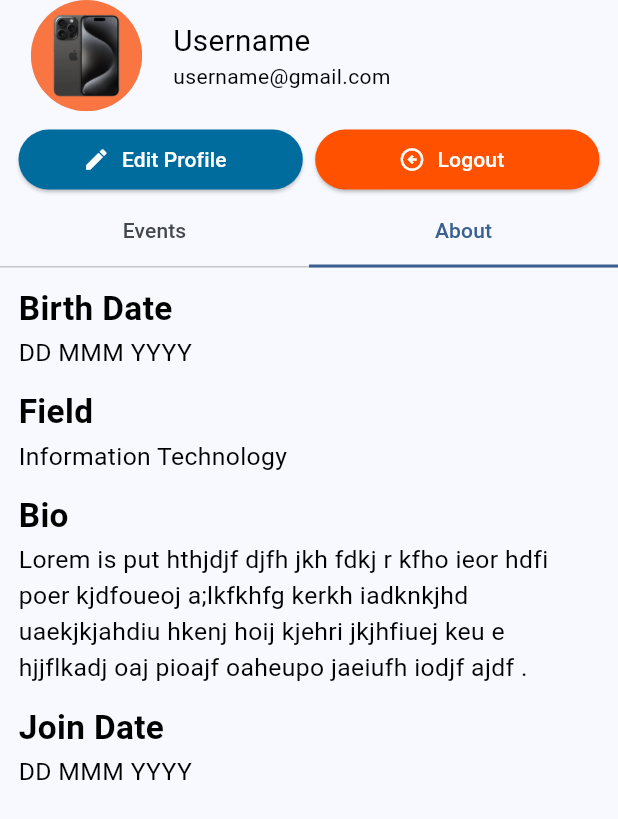
After one commit to NMParmarr/TM033, a Flutter app: the ProfileScreen screen opened directly, tab 2 chosen, on a phone screen of 412 x 824 dp. The commit adds this screen. Shown: the top 819 px of the screen. Run offline on Flutter 3.47's test engine with Material 3 defaults, Android fonts, the phone set to English and light mode, and no system bars; our stand-ins replace another_flushbar, connectivity_plus, dio, firebase_core, fluttertoast, get_it and 2 more; accounts and stored records are empty; Roboto replaces fonts that are missing (Philosopher).

Commit message:
profile screen

```diff
--- a/lib/views/user_module/home_screen.dart
+++ b/lib/views/user_module/home_screen.dart
@@ -40,15 +40,15 @@ class _HomeScreenState extends State<HomeScreen> {
           ),
           VGap(1.h),
           Padding(
-            padding:EdgeInsets.symmetric(horizontal: 3.w),
+            padding: EdgeInsets.symmetric(horizontal: 3.w),
             child: Container(
               height: 5.h,
               decoration: BoxDecoration(
-                borderRadius: BorderRadius.circular(15),
+                borderRadius: BorderRadius.circular(10),
                 color: AppColor.tabbarBg,
               ),
               child: TabBar(
-                  splashBorderRadius: BorderRadius.circular(15),
+                  splashBorderRadius: BorderRadius.circular(10),
                   isScrollable: true,
                   dividerHeight: 0,
                   tabAlignment: TabAlignment.start,
@@ -59,7 +59,7 @@ class _HomeScreenState extends State<HomeScreen> {
                   indicatorSize: TabBarIndicatorSize.tab,
                   indicator: BoxDecoration(
                     color: AppColor.primary,
-                    borderRadius: BorderRadius.circular(13),
+                    borderRadius: BorderRadius.circular(8),
                   ),
                   tabs: List.generate(eventTypes.length,
                       (index) => Tab(text: eventTypes[index]))),
--- /dev/null
+++ b/lib/views/user_module/joined_events_screen.dart
@@ -0,0 +1,37 @@
+import 'package:eventflow/utils/gap.dart';
+import 'package:eventflow/utils/size_config.dart';
+import 'package:eventflow/views/user_module/event_list.dart';
+import 'package:flutter/material.dart';
+import 'package:google_fonts/google_fonts.dart';
+
+class JoinedEventsScreen extends StatefulWidget {
+  const JoinedEventsScreen({super.key});
+
+  @override
+  State<JoinedEventsScreen> createState() => _JoinedEventsScreenState();
+}
+
+class _JoinedEventsScreenState extends State<JoinedEventsScreen> {
+  @override
+  Widget build(BuildContext context) {
+    return Scaffold(
+      body: DefaultTabController(
+        length: 2,
+        child: Column(children: [
+          TabBar(
+            labelStyle: GoogleFonts.philosopher(),
+            indicatorSize: TabBarIndicatorSize.tab,
+            tabs: [
+            Tab(text: "Upcoming"),
+            Tab(text: "Past"),
+          ]),
+          VGap(2.h),
+          Expanded(child: TabBarView(children: [
+            EventsList(),
+            EventsList(),
+          ],))
+        ]),
+      ),
+    );
+  }
+}
--- a/lib/views/user_module/main_home_screen.dart
+++ b/lib/views/user_module/main_home_screen.dart
@@ -2,9 +2,12 @@ import 'package:eventflow/utils/constants/color_constants.dart';
 import 'package:eventflow/utils/text.dart';
 import 'package:eventflow/viewmodels/providers/home_provider.dart';
 import 'package:eventflow/views/user_module/home_screen.dart';
+import 'package:eventflow/views/user_module/profile_screen.dart';
 import 'package:flutter/material.dart';
 import 'package:flutter/services.dart';
 import 'package:provider/provider.dart';
+
+import 'joined_events_screen.dart';
 
 class MainHomeScren extends StatefulWidget {
   const MainHomeScren({super.key});
@@ -15,10 +18,9 @@ class MainHomeScren extends StatefulWidget {
 
 class _MainHomeScrenState extends State<MainHomeScren> {
   List<Widget> screens = <Widget>[
-    // Container(child: Center(child: Txt("Home"))),
     HomeScreen(),
-    Container(child: Center(child: Txt("Joined"))),
-    Container(child: Center(child: Txt("Profile"))),
+    JoinedEventsScreen(),
+    ProfileScreen(),
   ];
 
   @override
--- /dev/null
+++ b/lib/views/user_module/profile_screen.dart
@@ -0,0 +1,157 @@
+import 'package:eventflow/utils/constants/color_constants.dart';
+import 'package:eventflow/utils/constants/image_constants.dart';
+import 'package:eventflow/utils/gap.dart';
+import 'package:eventflow/utils/size_config.dart';
+import 'package:eventflow/utils/text.dart';
+import 'package:eventflow/views/user_module/event_list.dart';
+import 'package:flutter/material.dart';
+import 'package:google_fonts/google_fonts.dart';
+
+class ProfileScreen extends StatefulWidget {
+  const ProfileScreen({super.key});
+
+  @override
+  State<ProfileScreen> createState() => _ProfileScreenState();
+}
+
+class _ProfileScreenState extends State<ProfileScreen> {
+  @override
+  Widget build(BuildContext context) {
+    return Scaffold(
+      body: DefaultTabController(
+        length: 2,
+        child: Column(children: [
+          Padding(
+            padding: EdgeInsets.symmetric(horizontal: 5.w),
+            child: Row(
+              children: [
+                CircleAvatar(
+                  radius: 9.w,
+                  backgroundImage: AssetImage(Images.sampleImage),
+                ),
+                HGap(5.w),
+                Column(
+                  mainAxisAlignment: MainAxisAlignment.center,
+                  crossAxisAlignment: CrossAxisAlignment.start,
+                  children: [
+                    Txt("Username", textColor: Colors.black, fontsize: 2.4.t),
+                    Txt("username@gmail.com",
+                        textColor: Colors.black, fontsize: 1.7.t)
+                  ],
+                )
+              ],
+            ),
+          ),
+          VGap(1.h),
+          Padding(
+            padding: EdgeInsets.symmetric(horizontal: 3.w),
+            child: Row(
+              children: [
+                Expanded(
+                    child: ElevatedButton.icon(
+                        style: ElevatedButton.styleFrom(
+                          backgroundColor: AppColor.primary,
+                        ),
+                        onPressed: () {},
+                        icon: Icon(
+                          Icons.edit,
+                          color: Colors.white,
+                        ),
+                        label: Txt(
+                          "Edit Profile",
+                          textColor: Colors.white,
+                        ))),
+                HGap(2.w),
+                Expanded(
+                    child: ElevatedButton.icon(
+                        style: ElevatedButton.styleFrom(
+                          backgroundColor:
+                              const Color.fromARGB(255, 255, 81, 0),
+                        ),
+                        onPressed: () {},
+                        icon: Icon(
+                          Icons.arrow_circle_left_outlined,
+                          color: Colors.white,
+                        ),
+                        label: Txt("Logout", textColor: Colors.white)))
+              ],
+            ),
+          ),
+          TabBar(
+            labelStyle: GoogleFonts.philosopher(),
+
+            indicatorSize: TabBarIndicatorSize.tab, tabs: [
+            Tab(text: "Events"),
+            Tab(text: "About"),
+          ]),
+          // VGap(1.h),
+          Expanded(
+              child: TabBarView(
+            children: [
+              EventsList(),
+              Padding(
+                padding: EdgeInsets.symmetric(horizontal: 3.w),
+                child: ListView(
+                  children: [
+                    VGap(1.3.h),
+                    Txt(
+                      "Birth Date",
+                      fontsize: 2.7.t,
+                      fontweight: FontWeight.w600,
+                      textColor: Colors.black,
+                    ),
+                    VGap(0.3.h),
+                    Txt(
+                      "DD MMM YYYY",
+                      fontsize: 2.t,
+                      textColor: Colors.black,
+                    ),
+                    VGap(1.3.h),
+                    Txt(
+                      "Field",
+                      fontsize: 2.7.t,
+                      fontweight: FontWeight.w600,
+                      textColor: Colors.black,
+                    ),
+                    VGap(0.3.h),
+                    Txt(
+                      "Information Technology",
+                      fontsize: 2.t,
+                      textColor: Colors.black,
+                    ),
+                    VGap(1.3.h),
+                    Txt(
+                      "Bio",
+                      fontsize: 2.7.t,
+                      fontweight: FontWeight.w600,
+                      textColor: Colors.black,
+                    ),
+                    VGap(0.3.h),
+                    Txt(
+                      "Lorem is put hthjdjf djfh jkh fdkj r kfho ieor hdfi poer kjdfoueoj a;lkfkhfg kerkh iadknkjhd uaekjkjahdiu hkenj hoij kjehri jkjhfiuej keu e hjjflkadj oaj pioajf oaheupo jaeiufh iodjf ajdf .",
+                      fontsize: 2.t,
+                      textColor: Colors.black,
+                    ),
+                    VGap(1.3.h),
+                    Txt(
+                      "Join Date",
+                      fontsize: 2.7.t,
+                      fontweight: FontWeight.w600,
+                      textColor: Colors.black,
+                    ),
+                    VGap(0.3.h),
+                    Txt(
+                      "DD MMM YYYY",
+                      fontsize: 2.t,
+                      textColor: Colors.black,
+                    ),
+                  ],
+                ),
+              ),
+            ],
+          ))
+        ]),
+      ),
+    );
+  }
+}
```
